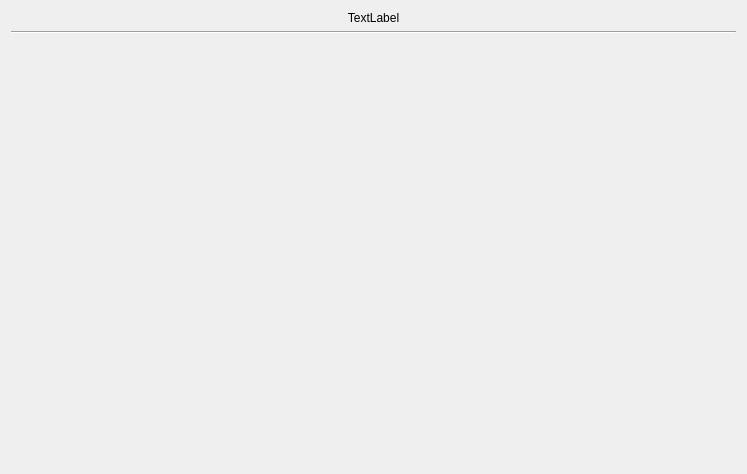
This is src/jamtaba/gui/NinjamRoomWindow.ui in elieserdejesus/JamTaba as Qt 5 draws it before an edit. The edited form follows.
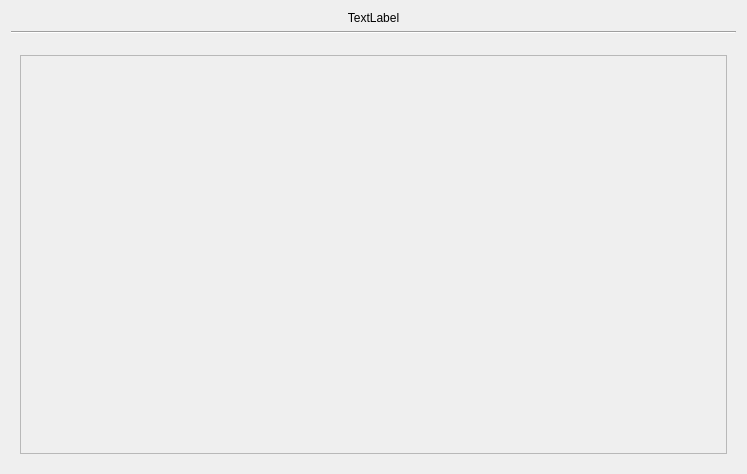
This is the edited form. Custom widgets are drawn as their Qt base class.

The edit to the form file:
```diff
--- a/src/jamtaba/gui/NinjamRoomWindow.ui
+++ b/src/jamtaba/gui/NinjamRoomWindow.ui
@@ -10,6 +10,12 @@
     <height>474</height>
    </rect>
   </property>
+  <property name="sizePolicy">
+   <sizepolicy hsizetype="MinimumExpanding" vsizetype="MinimumExpanding">
+    <horstretch>0</horstretch>
+    <verstretch>0</verstretch>
+   </sizepolicy>
+  </property>
   <property name="windowTitle">
    <string>Form</string>
   </property>
@@ -44,14 +50,26 @@
        <widget class="NinjamPanel" name="topPanel" native="true"/>
       </item>
       <item>
-       <widget class="QWidget" name="tracksPanel" native="true">
-        <property name="sizePolicy">
-         <sizepolicy hsizetype="Preferred" vsizetype="Preferred">
-          <horstretch>0</horstretch>
-          <verstretch>1</verstretch>
-         </sizepolicy>
+       <widget class="QScrollArea" name="scrollArea">
+        <property name="verticalScrollBarPolicy">
+         <enum>Qt::ScrollBarAlwaysOff</enum>
         </property>
-        <layout class="QHBoxLayout" name="horizontalLayout_2">
+        <property name="horizontalScrollBarPolicy">
+         <enum>Qt::ScrollBarAsNeeded</enum>
+        </property>
+        <property name="widgetResizable">
+         <bool>true</bool>
+        </property>
+        <widget class="QWidget" name="tracksPanel">
+         <property name="geometry">
+          <rect>
+           <x>0</x>
+           <y>0</y>
+           <width>709</width>
+           <height>392</height>
+          </rect>
+         </property>
+         <layout class="QHBoxLayout" name="horizontalLayout">
          <property name="leftMargin">
           <number>0</number>
          </property>
@@ -62,9 +80,10 @@
           <number>0</number>
          </property>
          <property name="bottomMargin">
-          <number>0</number>
-         </property>
-        </layout>
+           <number>6</number>
+          </property>
+         </layout>
+        </widget>
        </widget>
       </item>
      </layout>
```
Lines whose indentation alone changed are shown as unchanged.
